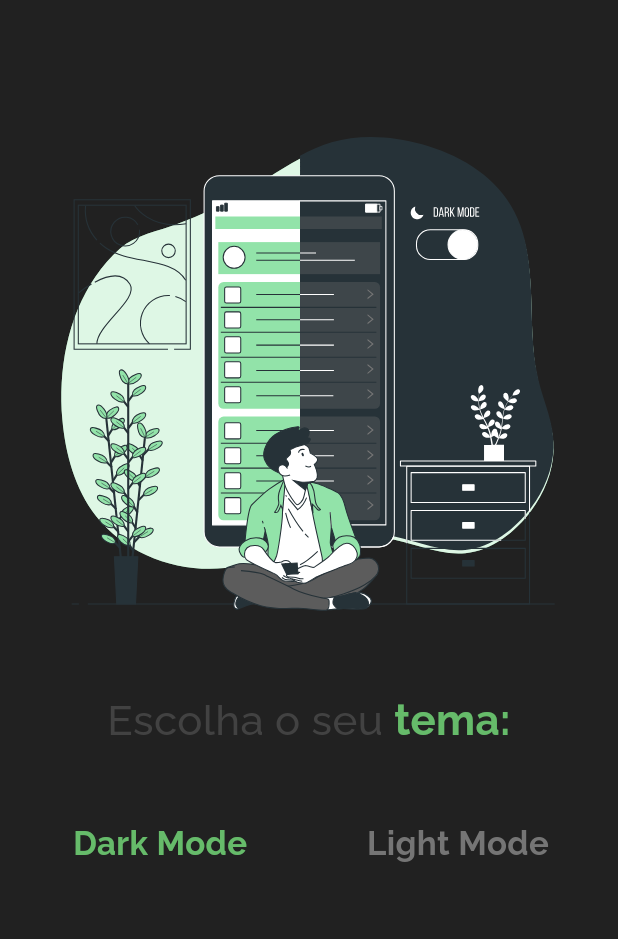
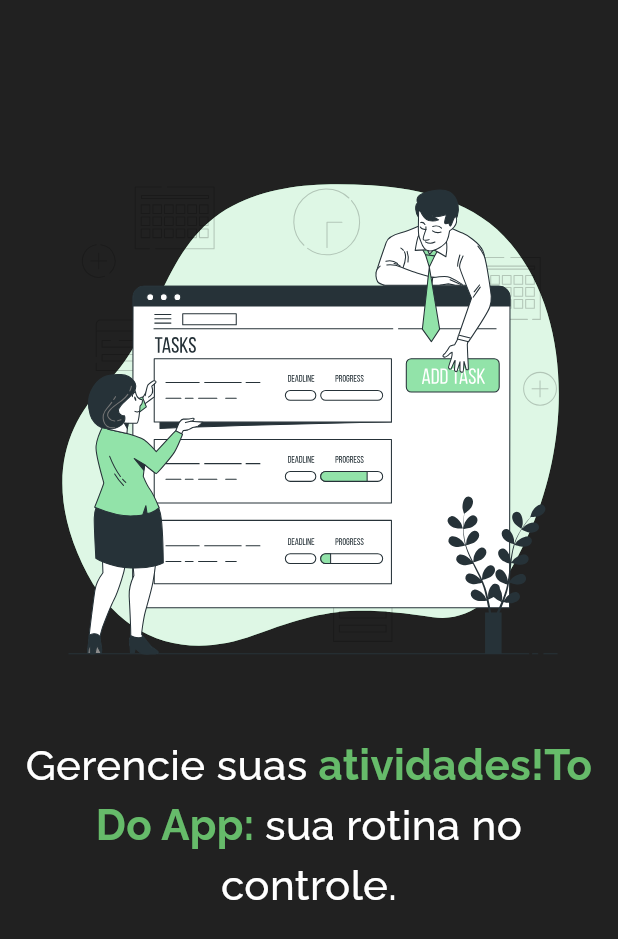
Before and after one commit to Franciscof11/To_Do_App, a Flutter app: the IntroPage3 screen opened directly, on a phone screen of 412 x 824 dp. Shown: the top 939 px of the screen. Run offline on Flutter 3.47's test engine with Material 3 defaults, Android fonts, the phone set to English and light mode, and no system bars; our stand-ins replace animated_splash_screen, bloc, cloud_firestore, device_preview, firebase_auth, firebase_core and 10 more; accounts and stored records are empty; generated files the repository leaves out were written again.

Commit message:
feat: introduction pages + shared preferences

```diff
--- a/lib/main.dart
+++ b/lib/main.dart
@@ -2,6 +2,7 @@ import 'package:device_preview/device_preview.dart';
 import 'package:firebase_core/firebase_core.dart';
 import 'package:flutter/material.dart';
 import 'package:flutter_bloc/flutter_bloc.dart';
+import 'package:shared_preferences/shared_preferences.dart';
 import 'package:to_do_app/firebase_options.dart';
 import 'package:to_do_app/modules/to_do/data/task_repository.dart';
 import 'package:to_do_app/modules/to_do/presentation/pages/splash_screen/splash_screen.dart';
@@ -13,24 +14,29 @@ void main() async {
     options: DefaultFirebaseOptions.currentPlatform,
   );
 
+  SharedPreferences prefs = await SharedPreferences.getInstance();
+
+  bool isFirstTime = prefs.getBool('isFirstTime') ?? true; // Valida se é a primeira vez que o usuário abre o app.
+
   runApp(
     DevicePreview(
       enabled: true, // Ativa ou não o Device Preview //
-      builder: (context) => const MainApp(),
+      builder: (context) => MainApp(isFirstTime: isFirstTime),
     ),
   );
 }
 
 class MainApp extends StatelessWidget {
-  const MainApp({super.key});
+  final bool isFirstTime;
+  const MainApp({super.key, required this.isFirstTime});
 
   @override
   Widget build(BuildContext context) {
     return RepositoryProvider(
       create: (context) => TaskRepository(),
-      child: const MaterialApp(
+      child: MaterialApp(
         debugShowCheckedModeBanner: false,
-        home: SplashScreen(),
+        home: SplashScreen(isFirstTime: isFirstTime),
       ),
     );
   }
--- a/lib/modules/auth/presentation/pages/sign_up_page.dart
+++ b/lib/modules/auth/presentation/pages/sign_up_page.dart
@@ -24,7 +24,6 @@ class _SignUpPageState extends State<SignUpPage> {
   final confirmPassword = TextEditingController();
   @override
   Widget build(BuildContext context) {
-    double widthDevice = MediaQuery.of(context).size.width;
     return Scaffold(
       backgroundColor: Colors.grey.shade900,
       body: RemoveGlowEffect(
--- a/lib/modules/to_do/presentation/pages/introduction_pages/intro_page_3.dart
+++ b/lib/modules/to_do/presentation/pages/introduction_pages/intro_page_3.dart
@@ -2,20 +2,11 @@ import 'package:flutter/material.dart';
 import 'package:flutter_svg/svg.dart';
 import 'package:google_fonts/google_fonts.dart';
 
-class IntroPage3 extends StatefulWidget {
+class IntroPage3 extends StatelessWidget {
   const IntroPage3({super.key});
 
   @override
-  State<IntroPage3> createState() => _IntroPage3State();
-}
-
-class _IntroPage3State extends State<IntroPage3> {
-  bool isSelected = false;
-
-  @override
   Widget build(BuildContext context) {
-    final deviceH = MediaQuery.of(context).size.height;
-
     return Scaffold(
       backgroundColor: Colors.grey.shade900,
       body: Padding(
@@ -24,32 +15,44 @@ class _IntroPage3State extends State<IntroPage3> {
           mainAxisAlignment: MainAxisAlignment.start,
           crossAxisAlignment: CrossAxisAlignment.center,
           children: [
-            SizedBox(
-              height: deviceH <= 750 ? 20 : 80,
-            ),
+            const SizedBox(height: 100),
             SvgPicture.asset(
               'assets/intro_3.svg',
-              height: deviceH <= 750 ? 300 : 350,
+              height: 350,
             ),
-            SizedBox(
-              height: deviceH <= 750 ? 10 : 30,
-            ),
+            const SizedBox(height: 40),
             Center(
               child: Text.rich(
                 TextSpan(
-                  text: 'Escolha o seu ',
+                  text: 'Gerencie suas ',
                   style: GoogleFonts.raleway(
-                    color: Colors.grey[800],
+                    color: Colors.white,
                     fontSize: 28,
                     fontWeight: FontWeight.w500,
                   ),
                   children: [
                     TextSpan(
-                      text: 'tema:',
+                      text: 'atividades!',
                       style: GoogleFonts.raleway(
                         color: Colors.green.shade400,
                         fontSize: 28,
                         fontWeight: FontWeight.w700,
+                      ),
+                    ),
+                    TextSpan(
+                      text: 'To Do App: ',
+                      style: GoogleFonts.raleway(
+                        color: Colors.green.shade400,
+                        fontSize: 28,
+                        fontWeight: FontWeight.w700,
+                      ),
+                    ),
+                    TextSpan(
+                      text: 'sua rotina no controle.',
+                      style: GoogleFonts.raleway(
+                        color: Colors.white,
+                        fontSize: 28,
+                        fontWeight: FontWeight.w500,
                       ),
                     ),
                   ],
@@ -57,50 +60,6 @@ class _IntroPage3State extends State<IntroPage3> {
                 textAlign: TextAlign.center,
               ),
             ),
-            SizedBox(height: deviceH <= 750 ? 28 : 35),
-            Row(
-              children: [
-                const SizedBox(
-                  width: 10,
-                ),
-                Expanded(
-                  child: Column(
-                    children: [
-                      const SizedBox(height: 12),
-                      Text(
-                        'Dark Mode',
-                        style: GoogleFonts.raleway(
-                          color: isSelected ? Colors.grey[600] : Colors.green.shade400,
-                          fontSize: 22,
-                          fontWeight: FontWeight.w700,
-                        ),
-                      ),
-                    ],
-                  ),
-                ),
-                const SizedBox(
-                  width: 35,
-                ),
-                Expanded(
-                  child: Column(
-                    children: [
-                      const SizedBox(height: 12),
-                      Text(
-                        'Light Mode',
-                        style: GoogleFonts.raleway(
-                          color: isSelected == false ? Colors.grey[600] : Colors.green.shade400,
-                          fontSize: 22,
-                          fontWeight: FontWeight.w700,
-                        ),
-                      )
-                    ],
-                  ),
-                ),
-                const SizedBox(
-                  width: 10,
-                ),
-              ],
-            ),
           ],
         ),
       ),
--- a/pubspec.yaml
+++ b/pubspec.yaml
@@ -29,6 +29,7 @@ dependencies:
   mocktail: ^1.0.4
   page_transition: ^2.1.0
   path: ^1.9.0
+  shared_preferences: ^2.3.2
   smooth_page_indicator: ^1.2.0+3
   sqflite: ^2.3.3+1
 
```
Also changed, not shown: lib/modules/to_do/presentation/pages/introduction_pages/onboarding_screen.dart (+24 -10 lines), lib/modules/to_do/presentation/pages/splash_screen/splash_screen.dart (+9 -2 lines), assets/intro_3.svg, pubspec.lock.
